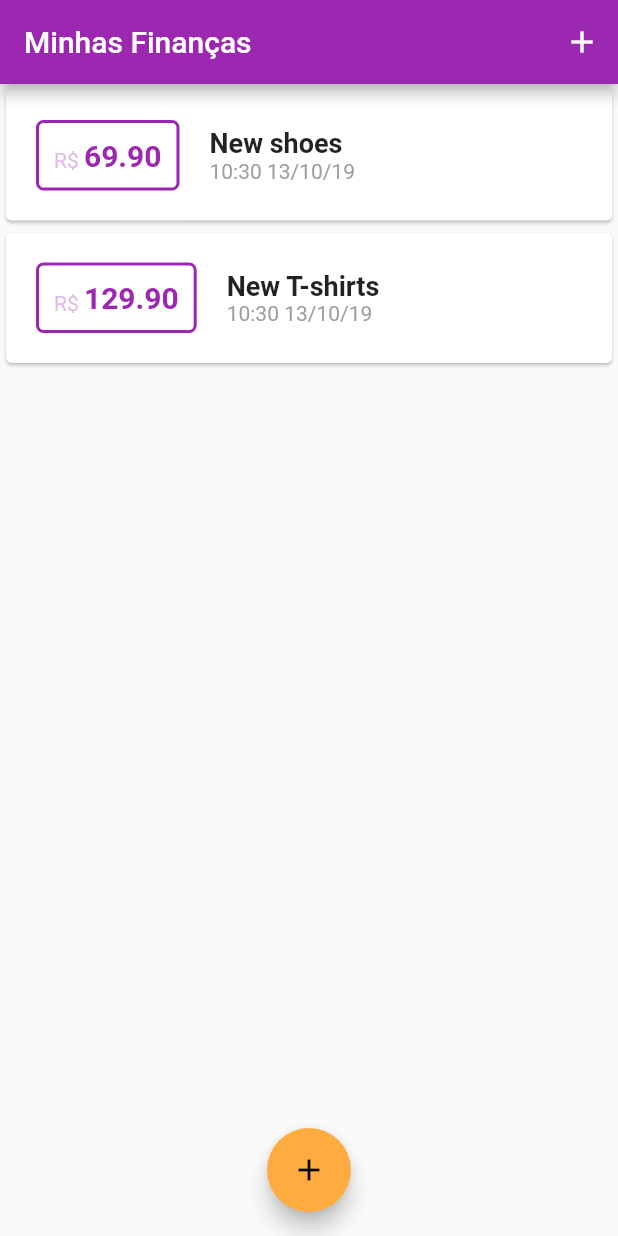
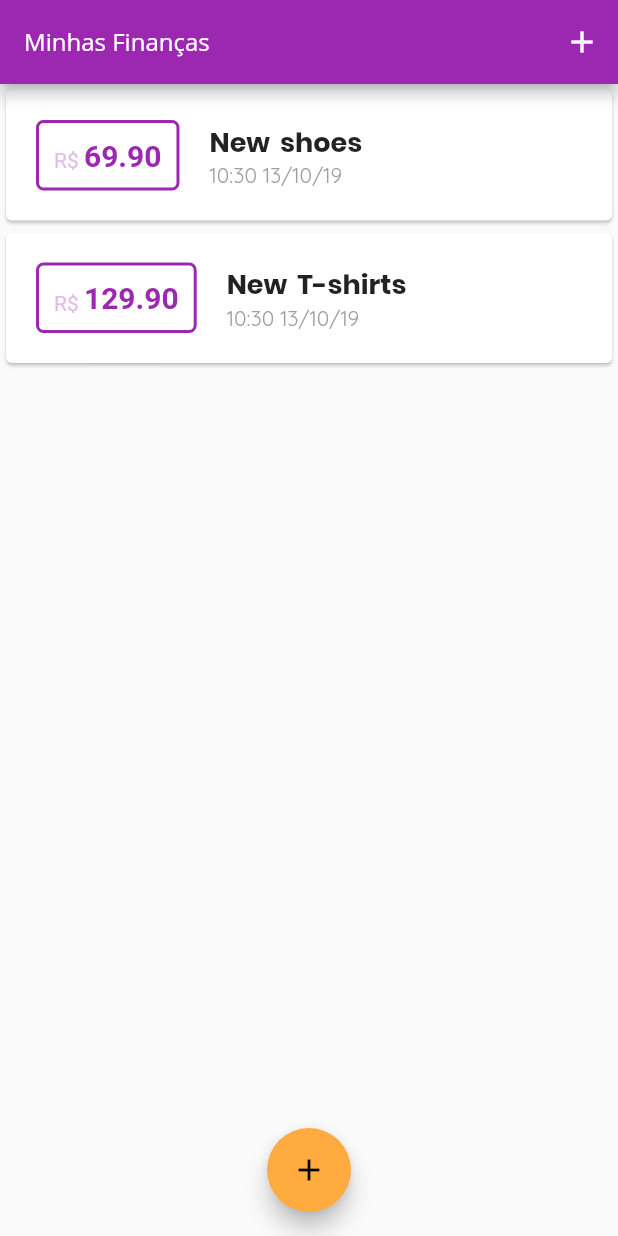
Before and after one commit to tupizz/flutter-my-finances, a Flutter app: the screen it shows after launch, on a phone screen of 412 x 824 dp. Run offline on Flutter 3.47's test engine with Material 2 defaults, Android fonts, the phone set to English and light mode, and no system bars.

Commit message:
🔠 Adição de estilos de texto e utilizando destes

```diff
--- a/lib/main.dart
+++ b/lib/main.dart
@@ -10,9 +10,32 @@ class MyApp extends StatelessWidget {
     return MaterialApp(
       title: 'Minhas Finanças',
       theme: ThemeData(
-        primarySwatch: Colors.purple,
-        accentColor: Colors.orangeAccent,
-      ),
+          primarySwatch: Colors.purple,
+          accentColor: Colors.orangeAccent,
+          fontFamily: 'Quicksand',
+          textTheme: ThemeData.light().textTheme.copyWith(
+                // cada um desses é um estilo de texto que eu crio para replicar no aplicativo
+                subtitle: TextStyle(
+                  fontFamily: 'Quicksand',
+                  color: Colors.grey,
+                  fontSize: 14,
+                ),
+                // cada um desses é um estilo de texto que eu crio para replicar no aplicativo
+                title: TextStyle(
+                  fontFamily: 'Poppins',
+                  fontWeight: FontWeight.bold,
+                  fontSize: 18,
+                  wordSpacing: 3,
+                ),
+              ),
+          appBarTheme: AppBarTheme(
+            textTheme: ThemeData.light().textTheme.copyWith(
+                  title: TextStyle(
+                    fontFamily: 'OpenSans',
+                    fontSize: 16,
+                  ),
+                ),
+          )),
       debugShowCheckedModeBanner: false,
       home: MyHomePage(),
     );
--- a/lib/widgets/transaction_list.dart
+++ b/lib/widgets/transaction_list.dart
@@ -50,17 +50,12 @@ class TransactionList extends StatelessWidget {
                   children: <Widget>[
                     Text(
                       transactions[index].title,
-                      style: TextStyle(
-                        fontSize: 18,
-                        fontWeight: FontWeight.bold,
-                      ),
+                      style: Theme.of(context).textTheme.title,
                     ),
                     Text(
                       DateFormat('hh:mm d/M/yy')
                           .format(transactions[index].date),
-                      style: TextStyle(
-                        color: Colors.grey,
-                      ),
+                      style: Theme.of(context).textTheme.subtitle,
                     ),
                   ],
                 )
```
Also changed, not shown: pubspec.yaml (+16 -14 lines), assets/fonts/OpenSans-Bold.ttf (added), assets/fonts/OpenSans-Regular.ttf (added), assets/fonts/Poppins-Bold.ttf (added), assets/fonts/Poppins-Light.ttf (added), assets/fonts/Poppins-Regular.ttf (added), assets/fonts/Quicksand-Bold.ttf (added), assets/fonts/Quicksand-Light.ttf (added), assets/fonts/Quicksand-Medium.ttf (added), assets/fonts/Quicksand-Regular.ttf (added).
